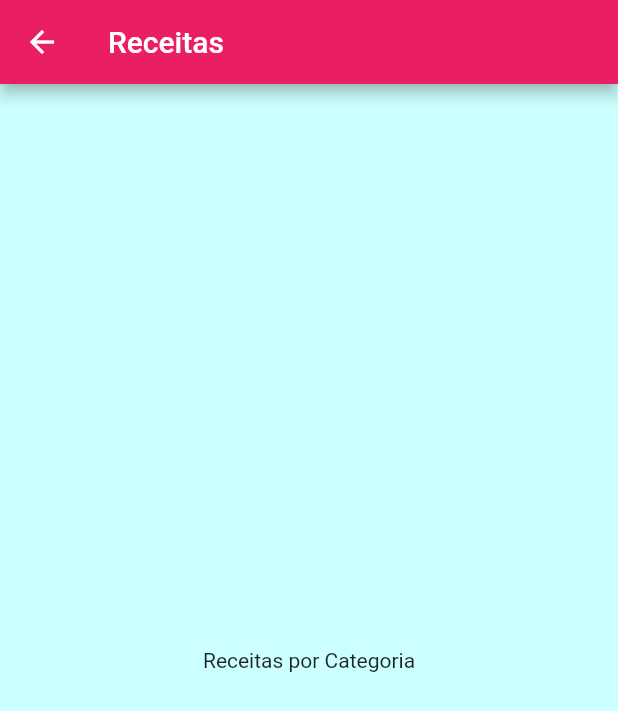
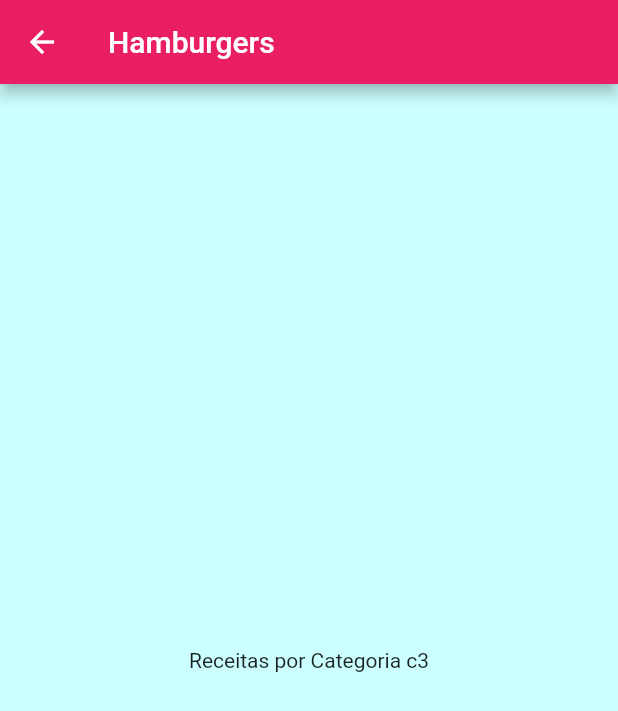
Before and after one commit to LRScudeletti/flutter-meals, a Flutter app: the screen it shows after launch, after a tap on "Hamburgers", on a phone screen of 412 x 824 dp. Shown: the top 711 px of the screen. Run offline on Flutter 3.47's test engine with Material 2 defaults, Android fonts, the phone set to English and light mode, and no system bars.

Commit message:
Adicionado passagem de parâmetros na categoria

```diff
--- a/lib/components/category_item.dart
+++ b/lib/components/category_item.dart
@@ -9,7 +9,7 @@ class CategoryItem extends StatelessWidget {
 
   void _selectCategory(BuildContext context) {
     Navigator.of(context).push(MaterialPageRoute(builder: (_) {
-      return const CategoriesMealsScreen();
+      return CategoriesMealsScreen(category);
     }));
   }
 
--- a/lib/screens/categories_meals_screen.dart
+++ b/lib/screens/categories_meals_screen.dart
@@ -1,21 +1,19 @@
 import 'package:flutter/material.dart';
+import 'package:projeto_meals/models/category.dart';
 
-class CategoriesMealsScreen extends StatefulWidget {
-  const CategoriesMealsScreen({Key? key}) : super(key: key);
+class CategoriesMealsScreen extends StatelessWidget {
+  final Category category;
 
-  @override
-  _CategoriesMealsScreenState createState() => _CategoriesMealsScreenState();
-}
+  const CategoriesMealsScreen(this.category, {Key? key}) : super(key: key);
 
-class _CategoriesMealsScreenState extends State<CategoriesMealsScreen> {
   @override
   Widget build(BuildContext context) {
     return Scaffold(
       appBar: AppBar(
-        title: const Text('Receitas'),
+        title: Text(category.title),
       ),
-      body: const Center(
-        child: Text('Receitas por Categoria'),
+      body: Center(
+        child: Text('Receitas por Categoria ${category.id}'),
       ),
     );
   }
```
